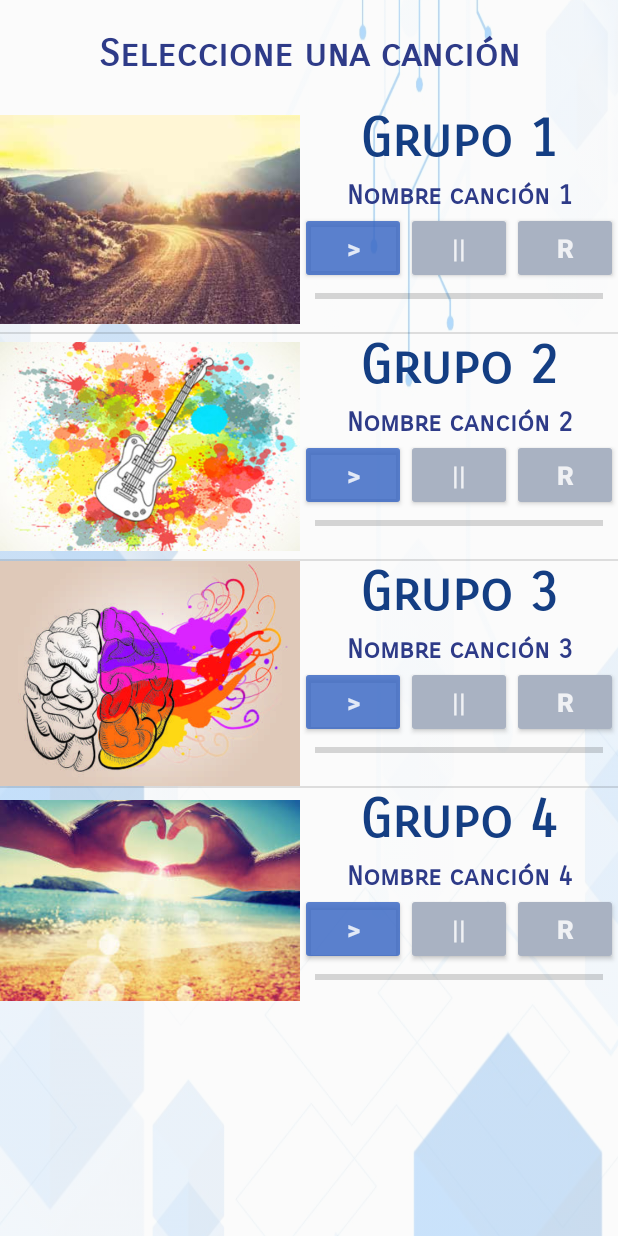
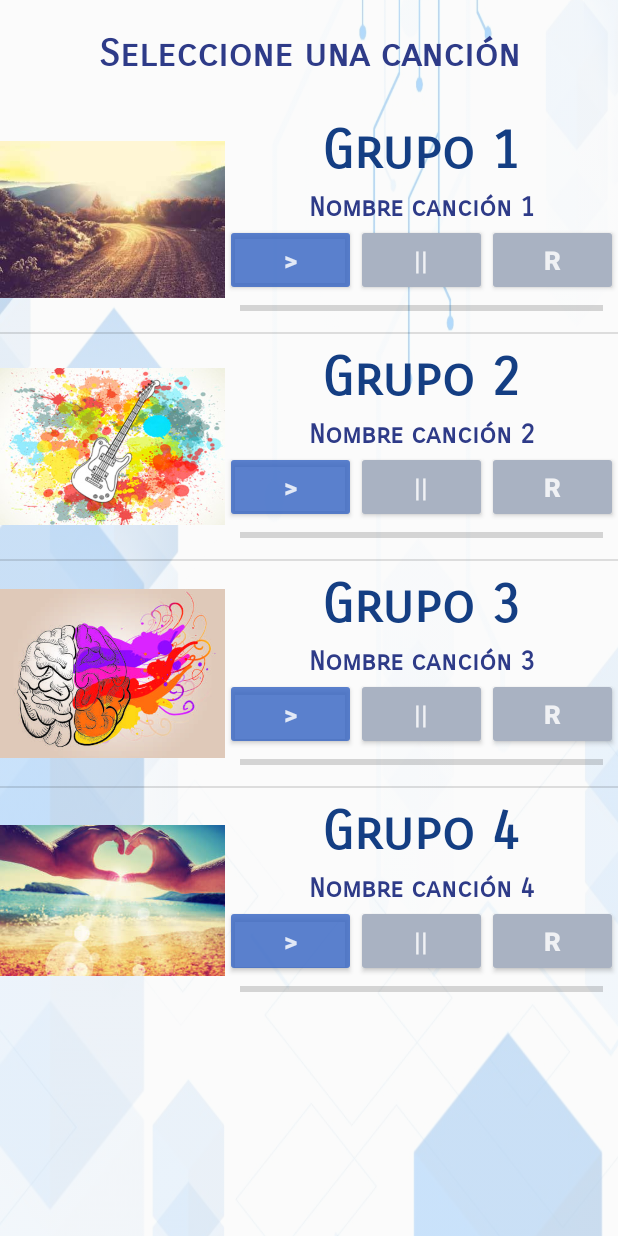
Before and after one commit to RamonMartinezNieto/ElGranReproductor, an Android app: the activity_musica_ejemplo screen opened directly, with no data from a screen before it, on a phone screen of 412 x 824 dp. Run offline under Robolectric (Android 15) with nearby library versions, the light colour scheme and no system bars.

Commit message:
Sacada imagen caratula de los metadatos, imagen por defecto

```diff
--- a/app/src/main/res/layout/adaptador_musica_ejemplos.xml
+++ b/app/src/main/res/layout/adaptador_musica_ejemplos.xml
@@ -6,16 +6,26 @@
     android:orientation="horizontal">
 
 
+    <LinearLayout
+        android:layout_width="wrap_content"
+        android:layout_height="match_parent"
+        android:orientation="vertical"
+        android:layout_gravity="center_horizontal"
+        android:gravity="center">
 
-    <ImageView
-        android:id="@+id/imageViewMiniatura"
-        style="@style/imageView_portrait"
-        app:srcCompat="@drawable/video_player" />
+        <ImageView
+            android:id="@+id/imageViewMiniatura"
+            style="@style/imageView_portrait"
+            app:srcCompat="@drawable/video_player" />
+
+    </LinearLayout>
 
     <LinearLayout
         android:layout_width="match_parent"
-        android:layout_height="wrap_content"
-        android:orientation="vertical">
+        android:layout_height="match_parent"
+        android:orientation="vertical"
+        android:layout_gravity="center_horizontal"
+        android:gravity="center">
 
         <TextView
             android:id="@+id/textViewTitulo"
--- a/app/src/main/res/values/styles.xml
+++ b/app/src/main/res/values/styles.xml
@@ -177,10 +177,11 @@
     </style>
 
     <style name="imageView_portrait">
-        <item name="android:layout_width">200dp</item>
+        <item name="android:layout_width">150dp</item>
         <item name="android:layout_height">150dp</item>
         <item name="android:layout_margin">0dp</item>
         <item name="android:padding">0dp</item>
+        <item name="android:gravity">center_horizontal</item>
 
     </style>
 
```
Also changed, not shown: app/src/main/java/com/foc/reproductorvideo/music/musica_cargar/CancioneCargar.java (+15 -8 lines), app/src/main/java/com/foc/reproductorvideo/music/musica_cargar/activity_cargar_canciones_archivos.java (+22 -4 lines), app/src/main/java/com/foc/reproductorvideo/music/musica_cargar/adaptador_musica_cargar.java (+8 -11 lines), app/src/main/res/drawable/icono_musica_miniatura.png (added).
